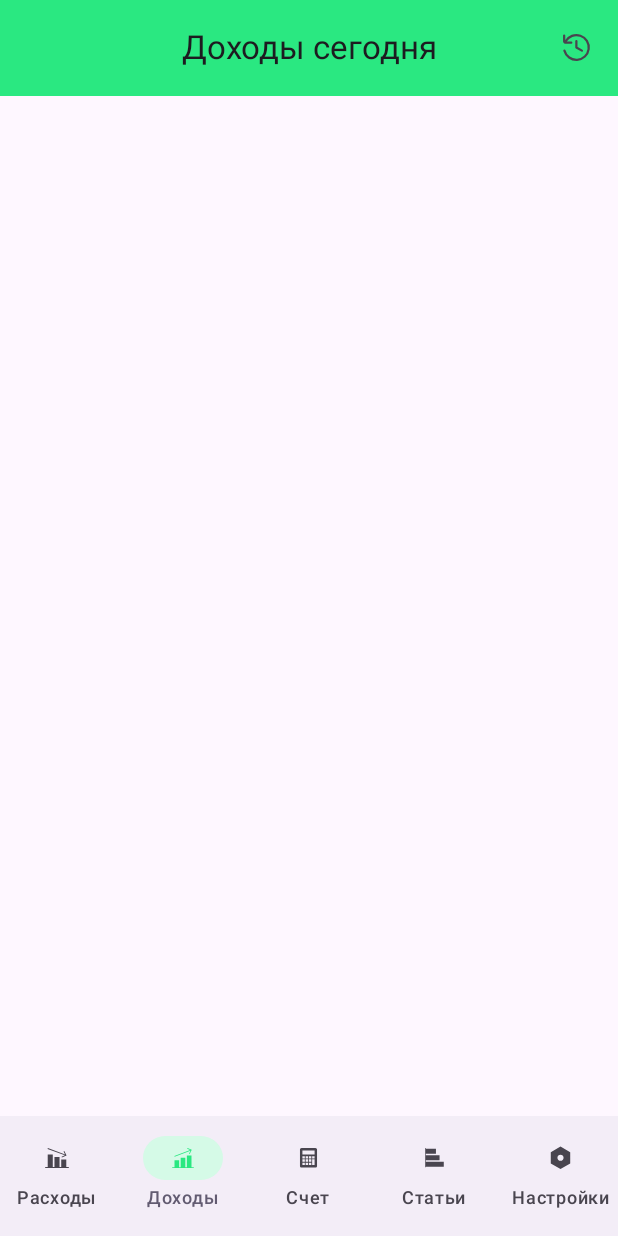
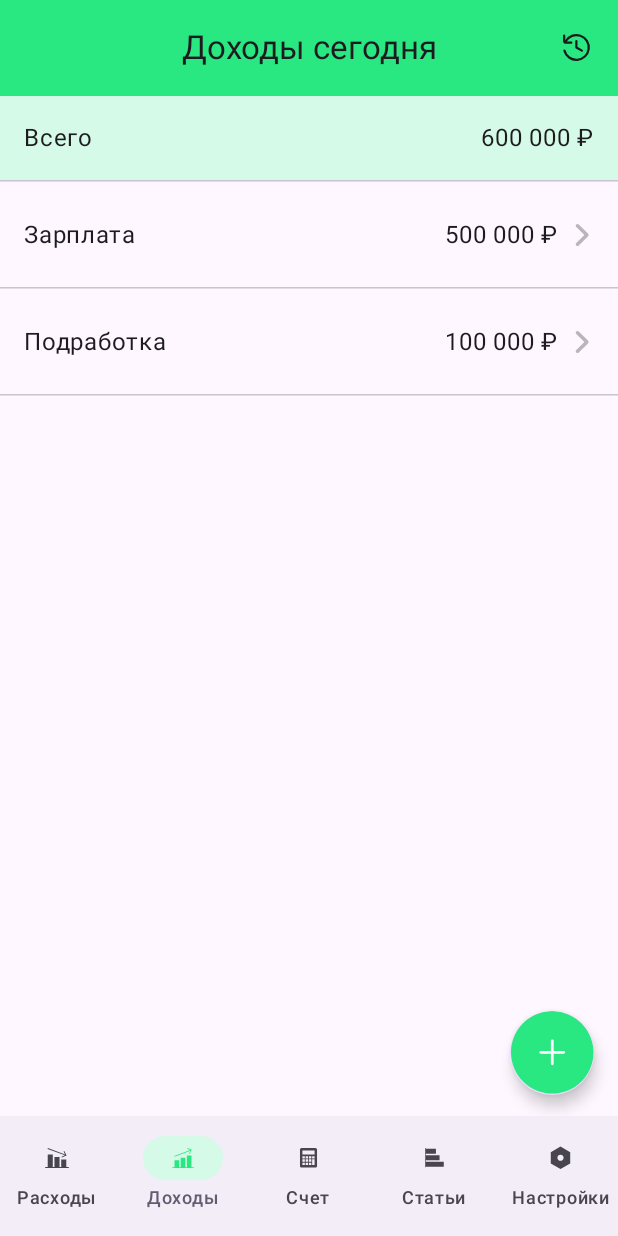
Before and after one commit to Koiama/SpendScan, an Android app built with Jetpack Compose: the screen it shows after launch (MainActivity), item 2 of the bottom bar chosen, on a phone screen of 412 x 824 dp. Run offline under Robolectric (Android 15) with nearby library versions, the phone set to English and light mode, and no system bars.

Commit message:
Creating Incomes Screen

```diff
--- a/app/src/main/java/com/spendscan/MainActivity.kt
+++ b/app/src/main/java/com/spendscan/MainActivity.kt
@@ -144,5 +144,5 @@ fun SpendScanApp() {
 @Preview(showBackground = true)
 @Composable
 fun ArticleScreenPreview() {
-    SpendScanTheme{SpendScanApp()}
+    SpendScanTheme{IncomesScreen()}
 }
--- /dev/null
+++ b/app/src/main/java/com/spendscan/data/models/Incomes.kt
@@ -0,0 +1,9 @@
+package com.spendscan.data.models
+
+data class Incomes(
+    val id: String,
+    val title: String,
+    val createdAt: String,
+    val trailTag: String,
+    val trailText: String,
+)
--- /dev/null
+++ b/app/src/main/java/com/spendscan/data/models/MockDaraIncomes.kt
@@ -0,0 +1,18 @@
+package com.spendscan.data.models
+
+val incomesList = listOf(
+    Incomes(
+        id = "1",
+        title = "Зарплата",
+        createdAt = "2025-06-12T10:00:00Z",
+        trailTag = "",
+        trailText = "500 000 ₽"
+    ),
+    Incomes(
+        id = "2",
+        title = "Подработка",
+        createdAt = "2025-06-11T12:30:00Z",
+        trailTag = "",
+        trailText = "100 000 ₽"
+    )
+)
--- a/app/src/main/java/com/spendscan/screens/ExpensesScreen.kt
+++ b/app/src/main/java/com/spendscan/screens/ExpensesScreen.kt
@@ -6,26 +6,21 @@ import androidx.compose.foundation.layout.Box
 import androidx.compose.foundation.layout.Column
 import androidx.compose.foundation.layout.Row
 import androidx.compose.foundation.layout.Spacer
-import androidx.compose.foundation.layout.fillMaxHeight
 import androidx.compose.foundation.layout.fillMaxSize
 import androidx.compose.foundation.layout.fillMaxWidth
 import androidx.compose.foundation.layout.height
-import androidx.compose.foundation.layout.offset
 import androidx.compose.foundation.layout.padding
-import androidx.compose.foundation.layout.wrapContentHeight
-import androidx.compose.foundation.layout.wrapContentWidth
 import androidx.compose.foundation.lazy.LazyColumn
 import androidx.compose.foundation.lazy.items
 import androidx.compose.foundation.shape.CircleShape
-import androidx.compose.material3.CenterAlignedTopAppBar
 import androidx.compose.material3.ExperimentalMaterial3Api
 import androidx.compose.material3.FloatingActionButton
+import androidx.compose.material3.HorizontalDivider
 import androidx.compose.material3.Icon
 import androidx.compose.material3.IconButton
 import androidx.compose.material3.MaterialTheme
 import androidx.compose.material3.Scaffold
 import androidx.compose.material3.Text
-import androidx.compose.material3.TopAppBarDefaults
 import androidx.compose.runtime.Composable
 import androidx.compose.ui.Alignment
 import androidx.compose.ui.Modifier
@@ -42,7 +37,6 @@ import com.spendscan.ui.components.ListItem
 import com.spendscan.ui.theme.SpendScanTheme
 
 
-@OptIn(ExperimentalMaterial3Api::class)
 @Composable
 fun ExpensesScreen(modifier: Modifier = Modifier) {
     Box {
@@ -63,8 +57,10 @@ fun ExpensesScreen(modifier: Modifier = Modifier) {
                     ) {
                         Text(
                             text = "Расходы сегодня",
-                            fontSize = 28.sp,
-                            color = MaterialTheme.colorScheme.onPrimary,
+                            lineHeight = 28.sp,
+                            fontSize = 22.sp,
+                            color = MaterialTheme.colorScheme.onSurface,
+                            letterSpacing = 0.sp,
                             modifier = Modifier
                                 .align(Alignment.Center)
                         )
@@ -77,8 +73,7 @@ fun ExpensesScreen(modifier: Modifier = Modifier) {
                         ) {
                             Icon(
                                 imageVector = ImageVector.vectorResource(id = R.drawable.history_icon),
-                                contentDescription = "История",
-                                tint = MaterialTheme.colorScheme.onPrimary
+                                contentDescription = "История"
                             )
                         }
                     }
@@ -86,7 +81,7 @@ fun ExpensesScreen(modifier: Modifier = Modifier) {
             },
 
             ) { innerPadding ->
-            Column(modifier = Modifier.padding()) {
+            Column(modifier = Modifier.padding(top = innerPadding.calculateTopPadding())) {
                 // Строка "Всего"
                 Row(
                     modifier = Modifier
@@ -99,6 +94,8 @@ fun ExpensesScreen(modifier: Modifier = Modifier) {
                     Text(
                         text = "Всего",
                         lineHeight = 24.sp,
+                        fontSize = 16.sp,
+                        letterSpacing = 0.5.sp,
                         modifier = Modifier
                             .padding(start = 16.dp),
                         color = MaterialTheme.colorScheme.onSurface
@@ -106,24 +103,20 @@ fun ExpensesScreen(modifier: Modifier = Modifier) {
                     Text(
                         text = "436 558 ₽",
                         lineHeight = 24.sp,
+                        fontSize = 16.sp,
+                        letterSpacing = 0.5.sp,
                         modifier = Modifier
                             .padding(end = 16.dp),
                         color = MaterialTheme.colorScheme.onSurface
                     )
                 }
-                Spacer(
-                    modifier = Modifier
-                        .fillMaxWidth()
-                        .height(1.dp)
-                        .background(MaterialTheme.colorScheme.tertiary)
-                )
+                HorizontalDivider(thickness = 1.dp, color = MaterialTheme.colorScheme.tertiary)
 
 
                 // LazyColumn для отображения списка расходов
                 LazyColumn(
                     modifier = Modifier
                         .fillMaxSize()
-                        .padding(bottom = 0.dp)
                 ) {
                     items(expensesList) { expense ->
                         ListItem(
@@ -136,12 +129,7 @@ fun ExpensesScreen(modifier: Modifier = Modifier) {
                             trailingIcon = ImageVector.vectorResource(R.drawable.drill_in),
                         )
 
-                        Spacer(
-                            modifier = Modifier
-                                .fillMaxWidth()
-                                .height(1.dp)
-                                .background(MaterialTheme.colorScheme.tertiary)
-                        )
+                        HorizontalDivider(thickness = 1.dp, color = MaterialTheme.colorScheme.tertiary)
                     }
                 }
             }
@@ -154,7 +142,7 @@ fun ExpensesScreen(modifier: Modifier = Modifier) {
                 .padding(bottom = 14.dp, end = 16.dp)
         ) {
             Icon(
-                painter = painterResource(id = R.drawable.button_circle),
+                imageVector = ImageVector.vectorResource(id = R.drawable.button_circle),
                 contentDescription = "Добавить расход",
                 tint = Color.Unspecified
             )
--- a/app/src/main/java/com/spendscan/screens/IncomesScreen.kt
+++ b/app/src/main/java/com/spendscan/screens/IncomesScreen.kt
@@ -1,47 +1,148 @@
 package com.spendscan.screens
 
+// УДАЛИТЬ ЭТУ СТРОКУ, она вызывает конфликт:
+// import android.R.attr.title
 
-import android.R.attr.title
+import androidx.compose.foundation.background
+import androidx.compose.foundation.layout.Arrangement
+import androidx.compose.foundation.layout.Box
 import androidx.compose.foundation.layout.Column
-import androidx.compose.material3.CenterAlignedTopAppBar
+import androidx.compose.foundation.layout.Row
+import androidx.compose.foundation.layout.fillMaxSize
+import androidx.compose.foundation.layout.fillMaxWidth
+import androidx.compose.foundation.layout.height
+import androidx.compose.foundation.layout.padding
+import androidx.compose.foundation.layout.size
+import androidx.compose.foundation.lazy.LazyColumn
+import androidx.compose.foundation.lazy.items // <--- Убедитесь, что импортирован правильный items
+import androidx.compose.foundation.shape.CircleShape
 import androidx.compose.material3.ExperimentalMaterial3Api
+import androidx.compose.material3.FloatingActionButton
+import androidx.compose.material3.HorizontalDivider
 import androidx.compose.material3.Icon
 import androidx.compose.material3.IconButton
 import androidx.compose.material3.MaterialTheme
 import androidx.compose.material3.Scaffold
 import androidx.compose.material3.Text
-import androidx.compose.material3.TopAppBarDefaults
 import androidx.compose.runtime.Composable
+import androidx.compose.ui.Alignment
 import androidx.compose.ui.Modifier
+import androidx.compose.ui.graphics.Color
 import androidx.compose.ui.graphics.vector.ImageVector
+import androidx.compose.ui.res.painterResource
 import androidx.compose.ui.res.vectorResource
+import androidx.compose.ui.unit.dp
 import androidx.compose.ui.unit.sp
 import com.spendscan.R
+import com.spendscan.data.models.incomesList
+import com.spendscan.ui.components.ListItem
+
 
 @OptIn(ExperimentalMaterial3Api::class)
 @Composable
 fun IncomesScreen(modifier: Modifier = Modifier) {
-    Scaffold(modifier = modifier,
+    Box {
+        Scaffold(
+            modifier = modifier,
             topBar = {
-            CenterAlignedTopAppBar(
-                colors = TopAppBarDefaults.centerAlignedTopAppBarColors(MaterialTheme.colorScheme.primary),
-            title = {
+                Column(
+                    modifier = Modifier
+                        .fillMaxWidth()
+                        .height(64.dp)
+                        .background(MaterialTheme.colorScheme.primary)
+                ) {
+                    Box(modifier = Modifier.fillMaxSize()) {
                         Text(
                             text = "Доходы сегодня",
-                    lineHeight = 28.sp
+                            lineHeight = 28.sp,
+                            fontSize = 22.sp,
+                            color = MaterialTheme.colorScheme.onSurface,
+                            letterSpacing = 0.sp,
+                            modifier = Modifier.align(Alignment.Center)
                         )
-            },
-                actions = {
-                    IconButton(onClick = { /*TODO*/ }) {
+                        IconButton(
+                            onClick = { /*TODO*/ },
+                            modifier = Modifier
+                                .align(Alignment.CenterEnd)
+                                .padding(end = 4.dp)
+                        ) {
                             Icon(
                                 imageVector = ImageVector.vectorResource(id = R.drawable.history_icon),
                                 contentDescription = "История",
+                                tint = MaterialTheme.colorScheme.onSurface
                             )
                         }
                     }
+                }
+            },
+        ) { innerPadding ->
+            Column(
+                modifier = Modifier
+                    .padding(top = innerPadding.calculateTopPadding())
+            ) {
+                Row(
+                    modifier = Modifier
+                        .height(56.dp)
+                        .fillMaxWidth()
+                        .background(MaterialTheme.colorScheme.onSecondary),
+                    verticalAlignment = Alignment.CenterVertically,
+                    horizontalArrangement = Arrangement.SpaceBetween
+                ) {
+                    Text(
+                        text = "Всего",
+                        lineHeight = 24.sp,
+                        fontSize = 16.sp,
+                        letterSpacing = 0.5.sp,
+                        modifier = Modifier
+                            .padding(start = 16.dp),
+                        color = MaterialTheme.colorScheme.onSurface
+                    )
+                    Text(
+                        text = "600 000 ₽",
+                        lineHeight = 24.sp,
+                        fontSize = 16.sp,
+                        letterSpacing = 0.5.sp,
+                        modifier = Modifier
+                            .padding(end = 16.dp),
+                        color = MaterialTheme.colorScheme.onSurface
                     )
                 }
-    ){ innerPadding ->
+                HorizontalDivider(thickness = 1.dp, color = MaterialTheme.colorScheme.tertiary)
 
+                LazyColumn(
+                    modifier = Modifier
+                        .fillMaxSize()
+                ) {
+                    items(incomesList) { income ->
+                        ListItem(
+                            onClick = { /*TODO*/ },
+                            primaryText = income.title,
+                            trailingText = income.trailText,
+                            trailingIcon = ImageVector.vectorResource(R.drawable.drill_in),
+
+                            )
+                        HorizontalDivider(
+                            thickness = 1.dp,
+                            color = MaterialTheme.colorScheme.tertiary
+                        )
                     }
                 }
+            }
+        }
+        FloatingActionButton(
+            onClick = { /*TODO*/ },
+            shape = CircleShape,
+            modifier = Modifier
+                .align(Alignment.BottomEnd)
+                .padding(bottom = 14.dp, end = 16.dp)
+                .size(56.dp)
+        ) {
+            Icon(
+                imageVector = ImageVector.vectorResource(id = R.drawable.button_circle),
+                contentDescription = "Добавить расход",
+                tint = Color.Unspecified,
+                modifier= Modifier.size(56.dp)
+            )
+        }
+    }
+}
--- a/app/src/main/java/com/spendscan/ui/components/ListItem.kt
+++ b/app/src/main/java/com/spendscan/ui/components/ListItem.kt
@@ -30,6 +30,7 @@ import androidx.compose.ui.draw.clip
 import androidx.compose.ui.graphics.vector.ImageVector
 import androidx.compose.ui.res.vectorResource
 import androidx.compose.ui.text.font.FontWeight
+import androidx.compose.ui.text.style.TextOverflow
 import androidx.compose.ui.tooling.preview.Preview
 import androidx.compose.ui.unit.dp
 import androidx.compose.ui.unit.sp
@@ -39,7 +40,7 @@ import com.spendscan.ui.theme.SpendScanTheme
 @Composable
 fun ListItem(
     modifier: Modifier = Modifier,
-    leadingIconOrEmoji: String,
+    leadingIconOrEmoji: String? = null,
     primaryText: String,
     secondaryText: String? = null,
     trailingText: String,
@@ -49,7 +50,7 @@ fun ListItem(
     Card(
         modifier = modifier
             .fillMaxWidth()
-            .height(69.dp)
+            .height(70.dp)
             .then(if (onClick != null) Modifier.clickable(onClick = onClick) else Modifier),
         shape = RoundedCornerShape(0.dp),
         colors = CardDefaults.cardColors(
@@ -60,15 +61,13 @@ fun ListItem(
             modifier = Modifier
                 .fillMaxSize()
                 .padding(
-                    top = 8.dp,
-                    bottom = 8.dp,
-                    start = 16.dp,
-                    end = 16.dp
+                    top = 8.dp, bottom = 8.dp, start = 16.dp, end = 16.dp
                 ),
             verticalAlignment = Alignment.CenterVertically,
             horizontalArrangement = Arrangement.spacedBy(16.dp),
         ) {
             // --- Левая часть: Круглая иконка с цветным фоном ---
+            if (leadingIconOrEmoji!=null) {
                 Box(
                     modifier = Modifier
                         .size(24.dp)
@@ -77,10 +76,9 @@ fun ListItem(
                     contentAlignment = Alignment.Center
                 ) {
                     Text(
-                    text = leadingIconOrEmoji,
-                    fontSize = 18.sp,
-                    fontWeight = FontWeight.Medium
+                        text = leadingIconOrEmoji, fontSize = 18.sp, fontWeight = FontWeight.Medium
                     )
+                }
             }
 
             // --- Центральная часть: Основной и дополнительный текст ---
@@ -88,16 +86,22 @@ fun ListItem(
                 modifier = Modifier.weight(1f)
             ) {
                 Text(
-                    primaryText,
+                    text = primaryText,
                     maxLines = 1,
-                    lineHeight = 24.sp
+                    lineHeight = 24.sp,
+                    fontSize = 16.sp,
+                    letterSpacing = 0.5.sp,
+                    overflow = TextOverflow.Ellipsis,
+                    color = MaterialTheme.colorScheme.onSurface
                 )
 
                 secondaryText?.let {
                     Text(
-                        it,
+                        text = it,
                         maxLines = 1,
                         lineHeight = 20.sp,
+                        fontSize = 14.sp,
+                        letterSpacing = 0.25.sp,
                         color = MaterialTheme.colorScheme.onSurfaceVariant
                     )
                 }
@@ -106,19 +110,14 @@ fun ListItem(
             // --- Правая часть: Сумма и стрелка  ---
             Row(
                 verticalAlignment = Alignment.CenterVertically,
-                horizontalArrangement = Arrangement.End,
-                modifier = Modifier.wrapContentWidth()
+                horizontalArrangement = Arrangement.End
             ) {
                 Text(
-                    trailingText,
-                    maxLines = 1,
-                    color = MaterialTheme.colorScheme.onSurface
+                    trailingText, maxLines = 1, color = MaterialTheme.colorScheme.onSurface
                 )
                 Spacer(modifier = Modifier.width(8.dp))
                 Icon(
-                    trailingIcon,
-                    contentDescription = null,
-                    modifier = Modifier.size(16.dp)
+                    trailingIcon, contentDescription = null, modifier = Modifier.size(16.dp)
                 )
 
             }
@@ -137,8 +136,7 @@ fun ListItemPreview() {
                 secondaryText = "Дополнительный текст",
                 trailingText = "100 000 ₽",
                 trailingIcon = ImageVector.vectorResource(R.drawable.drill_in),
-                onClick = { /* Логика клика */ }
-            )
+                onClick = { /* Логика клика */ })
             Spacer(
                 modifier = Modifier
                     .fillMaxWidth()
@@ -151,8 +149,7 @@ fun ListItemPreview() {
                 secondaryText = null,
                 trailingText = "50 000 ₽",
                 trailingIcon = Icons.AutoMirrored.Default.ArrowBack,
-                onClick = { /* Логика клика */ }
-            )
+                onClick = { /* Логика клика */ })
             Spacer(
                 modifier = Modifier
                     .fillMaxWidth()
@@ -165,8 +162,7 @@ fun ListItemPreview() {
                 secondaryText = null,
                 trailingText = "12 000 ₽",
                 trailingIcon = Icons.AutoMirrored.Default.ArrowBack,
-                onClick = { /* Логика клика */ }
-            )
+                onClick = { /* Логика клика */ })
         }
     }
 }
--- a/app/src/main/java/com/spendscan/ui/theme/Color.kt
+++ b/app/src/main/java/com/spendscan/ui/theme/Color.kt
@@ -4,8 +4,8 @@ import androidx.compose.ui.graphics.Color
 
 val GreenMain = Color(0xFF2AE881)
 val GreenSecond = Color(0xFFd5fae7)
-val Black = Color(0xFF000000)
 val White = Color(0xFFFFFFFF)
 val GreyLight = Color(0xFFCAC4D0)
 val Greyback =Color(0xFFFEF7FF)
 val DarkGrey = Color(0xFF1D1B20)
+val TextLightGrey = Color(0xFF49454F)
--- a/app/src/main/java/com/spendscan/ui/theme/Theme.kt
+++ b/app/src/main/java/com/spendscan/ui/theme/Theme.kt
@@ -17,7 +17,8 @@ import androidx.core.view.WindowCompat
 
 private val DarkColorScheme = darkColorScheme(
     primary = GreenMain,
-    onPrimary = DarkGrey,
+    onSurface = DarkGrey,
+    onSurfaceVariant = TextLightGrey,
     onSecondary = GreenSecond,
     onTertiary = White,
     tertiary = GreyLight,
@@ -26,11 +27,12 @@ private val DarkColorScheme = darkColorScheme(
 
 private val LightColorScheme = lightColorScheme(
     primary = GreenMain,
-    onPrimary = Black,
+    onSurface = DarkGrey,
     onSecondary = GreenSecond,
     onTertiary = White,
     tertiary = GreyLight,
-    background = Greyback
+    background = Greyback,
+    onSurfaceVariant = TextLightGrey
 
     /* Other default colors to override
     background = Color(0xFFFFFBFE),
```
Also changed, not shown: app/src/main/java/com/spendscan/data/models/MockDataExpenses.kt (renamed from app/src/main/java/com/spendscan/data/models/MockData.kt). Lines whose indentation alone changed are shown as unchanged.
